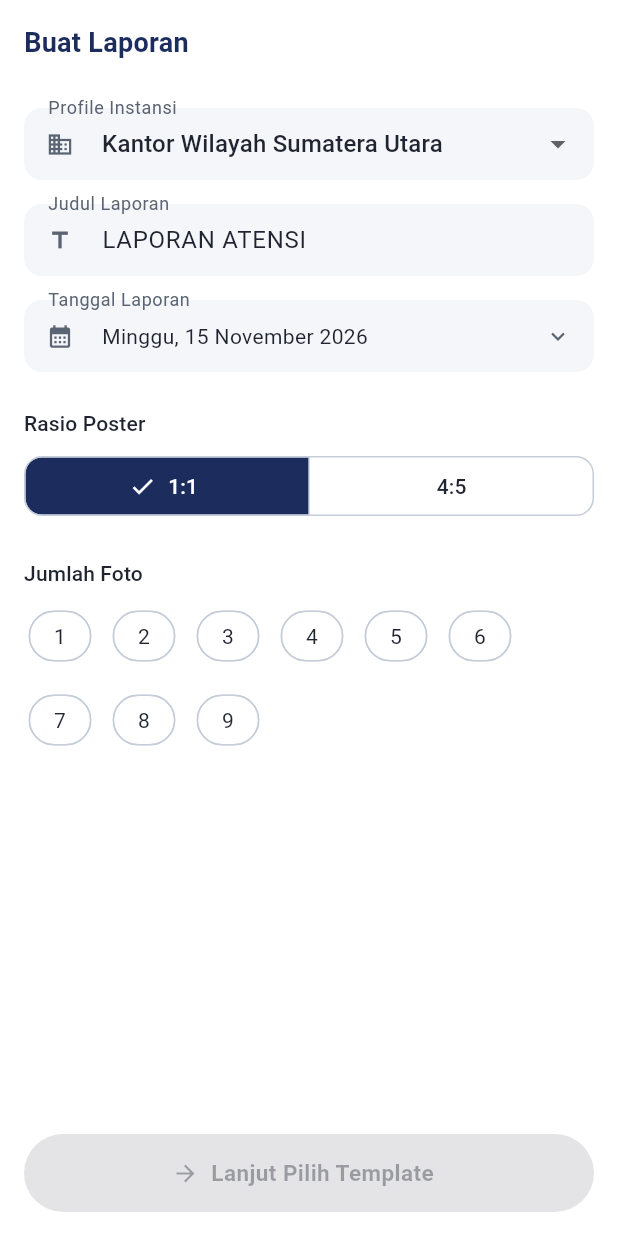
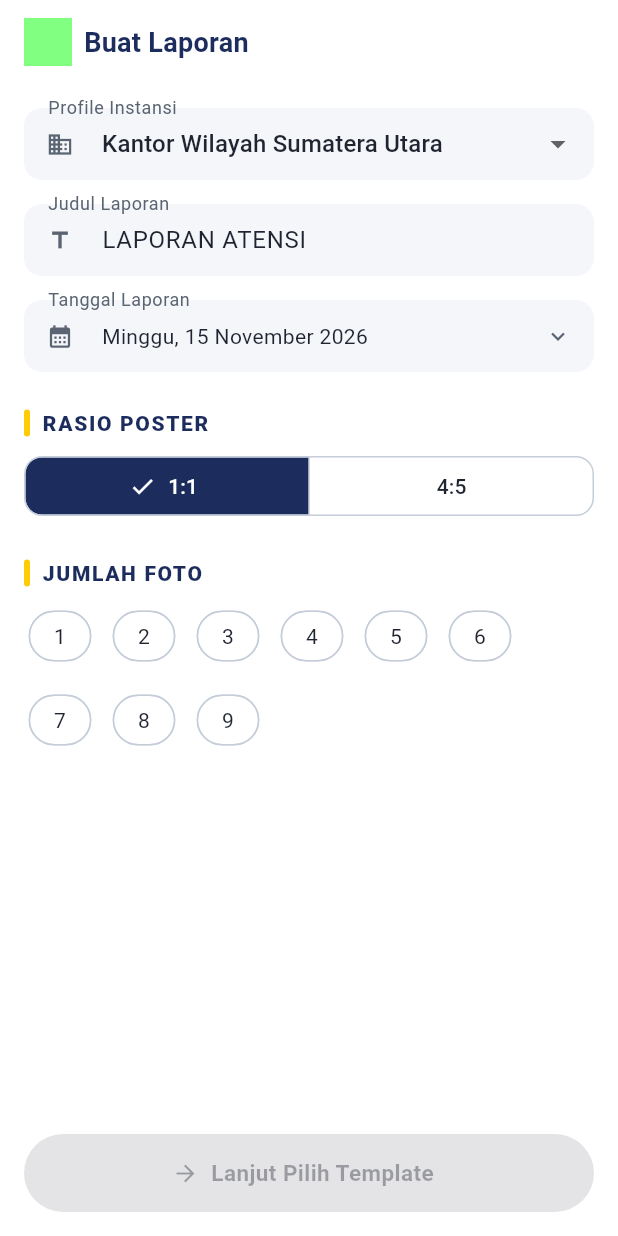
Before and after one commit to arraniri46/collage_generator, a Flutter app: the screen it shows after launch, on a phone screen of 412 x 824 dp. Run offline on Flutter 3.47's test engine with Material 3 defaults, Android fonts, the phone set to English and light mode, and no system bars.

Commit message:
feat: add BrandLogo, SectionHeader with gold accent bar, wireframe selected state

```diff
--- a/lib/features/setup/setup_screen.dart
+++ b/lib/features/setup/setup_screen.dart
@@ -4,6 +4,8 @@ import 'package:provider/provider.dart';
 import '../../core/models/collage_report.dart';
 import '../../core/theme/app_theme.dart';
 import '../../core/utils/date_formatter_id.dart';
+import '../../core/widgets/brand_logo.dart';
+import '../../core/widgets/section_header.dart';
 import '../../providers/profile_provider.dart';
 import '../../providers/report_provider.dart';
 import '../template_picker/template_picker_screen.dart';
@@ -53,7 +55,15 @@ class _SetupScreenState extends State<SetupScreen> {
     final profiles = context.watch<ProfileProvider>().profiles;
 
     return Scaffold(
-      appBar: AppBar(title: const Text('Buat Laporan')),
+      appBar: AppBar(
+        title: Row(
+          children: [
+            const BrandLogo(size: 32),
+            const SizedBox(width: AppSpacing.sm),
+            const Text('Buat Laporan'),
+          ],
+        ),
+      ),
       body: ListView(
         padding: const EdgeInsets.all(AppSpacing.screenPadding),
         children: [
@@ -102,8 +112,7 @@ class _SetupScreenState extends State<SetupScreen> {
           const SizedBox(height: AppSpacing.xl),
 
           // Canvas ratio
-          Text('Rasio Poster',
-              style: Theme.of(context).textTheme.titleSmall),
+          const SectionHeader('Rasio Poster'),
           const SizedBox(height: AppSpacing.sm),
           SegmentedButton<CanvasRatio>(
             segments: CanvasRatio.values
@@ -119,8 +128,7 @@ class _SetupScreenState extends State<SetupScreen> {
           const SizedBox(height: AppSpacing.xl),
 
           // Photo count
-          Text('Jumlah Foto',
-              style: Theme.of(context).textTheme.titleSmall),
+          const SectionHeader('Jumlah Foto'),
           const SizedBox(height: AppSpacing.sm),
           Wrap(
             spacing: AppSpacing.sm,
```
Also changed, not shown: lib/features/template_picker/template_picker_screen.dart (+15 -5 lines), lib/features/template_picker/widgets/template_wireframe.dart (+29 -11 lines).
